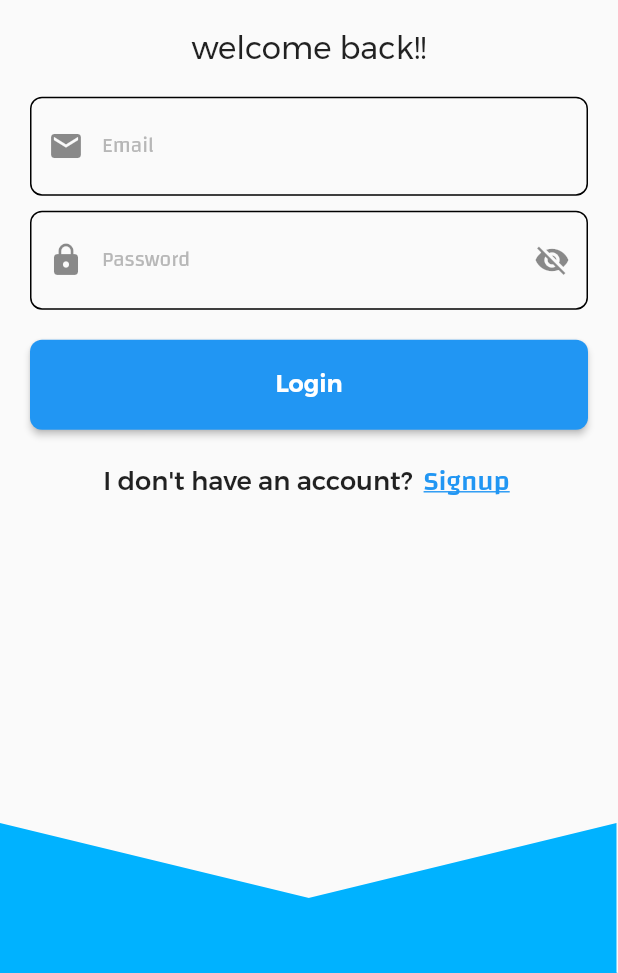
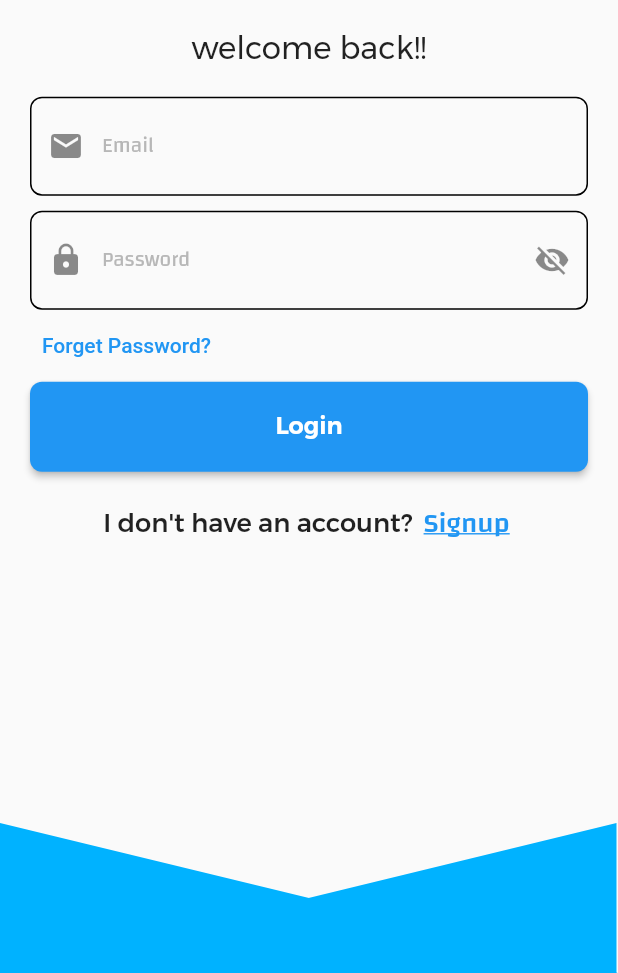
Before and after one commit to 0Ahmad0/Ehtooa, a Flutter app: the screen it shows after launch, after a tap on "Skip", after a tap on "Get Started", on a phone screen of 412 x 824 dp, the part 263-1236 px from its top. Run offline on Flutter 3.47's test engine with Material 2 defaults, Android fonts, the phone set to English and light mode, and no system bars; our stand-ins replace animate_do, bloc, cached_network_image, camera, carousel_slider, circular_countdown_timer and 29 more; missing offline and left inert: animate_icons, circle_progress_bar, custom_gallery_display, day_night_time_picker, filesize, flutter_sound_lite and 2 more; accounts and stored records are empty; network calls fail.

Commit message:
@hariri hello

```diff
--- a/assets/translations/ar.json
+++ b/assets/translations/ar.json
@@ -257,5 +257,7 @@
   "attatchment": "ملف",
   "voice_message": "رسالة صوتية",
   "message": "رسالتك",
-  "start_session": "قد بدأ"
+  "start_session": "قد بدأ",
+  "forget_password": "نسيت كلمة المرور؟"
+
 }
--- a/assets/translations/en.json
+++ b/assets/translations/en.json
@@ -254,5 +254,6 @@
   "attatchment": "Attatcmnet",
   "voice_message": "Voice message",
   "message": "Message",
-  "start_session": "has started"
+  "start_session": "has started",
+  "forget_password": "Forget Password?"
 }
--- a/lib/app/view/screens/login/login_view.dart
+++ b/lib/app/view/screens/login/login_view.dart
@@ -1,18 +1,13 @@
-import 'dart:convert';
-import 'package:http/http.dart' as http;
 import 'package:ehtooa/app/controller/groups_provider.dart';
 import 'package:ehtooa/app/controller/home_provider.dart';
-import 'package:ehtooa/app/controller/utils/create_environment_provider.dart';
 import 'package:ehtooa/app/controller/text_filed_provider.dart';
 import 'package:ehtooa/app/model/models.dart';
 import 'package:ehtooa/app/model/utils/const.dart';
 import 'package:ehtooa/app/model/utils/sizer.dart';
 import 'package:ehtooa/app/view/resources/assets_manager.dart';
-import 'package:ehtooa/app/view/resources/consts_manager.dart';
 import 'package:ehtooa/app/view/resources/font_manager.dart';
 import 'package:ehtooa/app/view/resources/style_manager.dart';
-import 'package:ehtooa/app/view/screens/groups/group_view.dart';
-import 'package:ehtooa/app/view/screens/questions/questions_view.dart';
+import 'package:ehtooa/app/view/screens/forget_password/forget_password_view.dart';
 import 'package:ehtooa/app/view/screens/signup/signup_view.dart';
 import 'package:ehtooa/app/view/widgets/custome_button.dart';
 import 'package:ehtooa/app/view/widgets/custome_textfiled.dart';
@@ -140,9 +135,16 @@ class LoginView extends StatelessWidget {
                                     ));
                               }),
                             ),
-                            SizedBox(
-                              height: AppSize.s20,
+
+                            Row(
+                              children:[
+                                TextButton(
+                                  onPressed:()=>Navigator.push(context, MaterialPageRoute(builder: (ctx)=>ForgetPasswordView())),
+                                  child:Text(tr(LocaleKeys.forget_password))
+                                )
+                              ]
                             ),
+
                             ButtonApp(
                                 text: tr(LocaleKeys.login),
                                 onTap: () async {
```
Also changed, not shown: lib/app/view/emailUserVerified/email_user_verified_view.dart (+6 -5 lines), lib/app/view/screens/confirm_email/confirm_email_view.dart (added, +31 -0 lines), lib/app/view/screens/forget_password/forget_password_view.dart (added, +33 -0 lines), pubspec.yaml (+38 -38 lines), lib/translations/codegen_loader.g.dart, lib/translations/locale_keys.g.dart.
